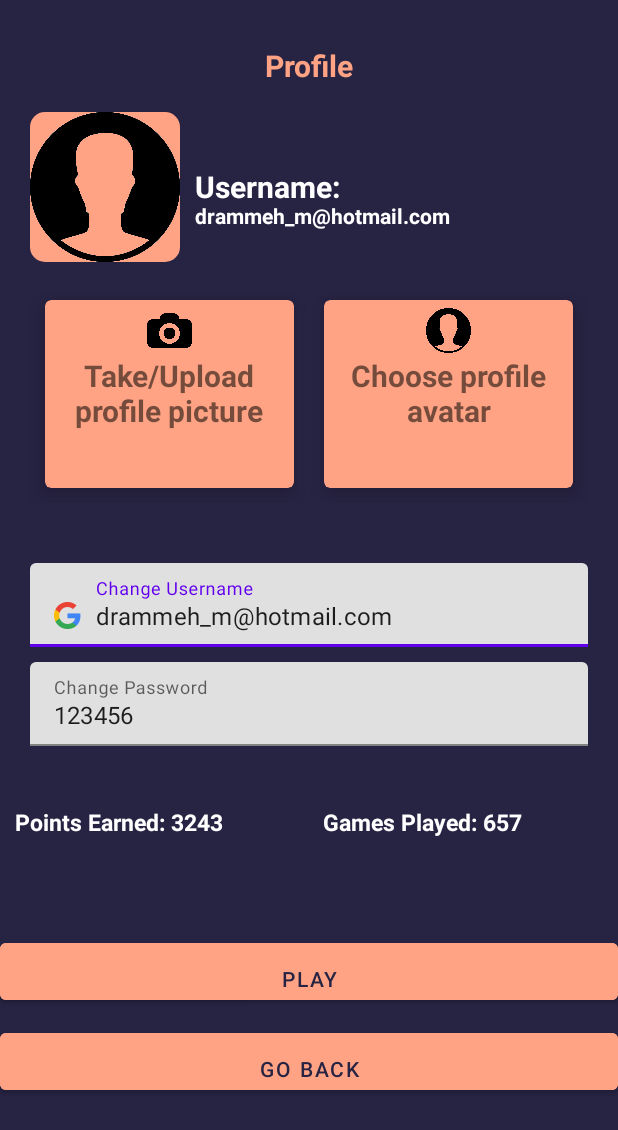
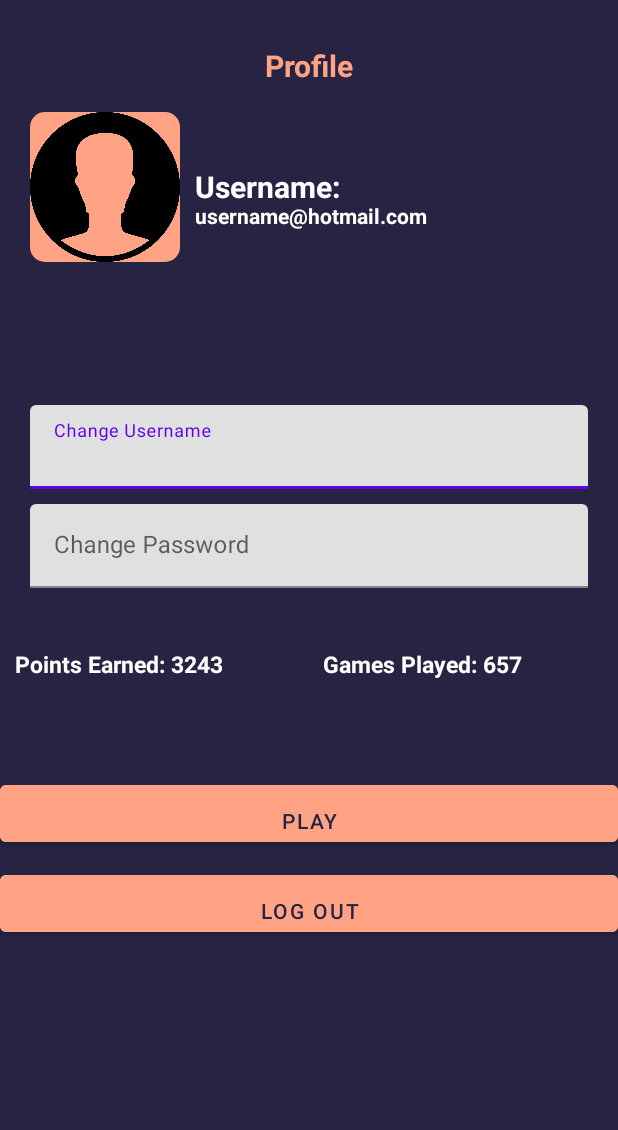
Before and after one commit to Saregard/module-306-a-team, an Android app: the ProfilePage screen opened directly, with no data from a screen before it, on a phone screen of 412 x 824 dp. Shown: the top 1130 px of the screen. Run offline under Robolectric (Android 15) with nearby library versions, the phone set to English and light mode, and no system bars; our stand-ins replace Firebase (no records; nobody signed in at launch, a user with empty details on screens opened directly).

Commit message:
hotfix: login and profilepage

```diff
--- a/app/src/main/java/se/linerotech/quizkampen/CreateAccount.kt
+++ b/app/src/main/java/se/linerotech/quizkampen/CreateAccount.kt
@@ -5,6 +5,7 @@ import androidx.appcompat.app.AppCompatActivity
 import android.os.Bundle
 import android.util.Log
 import android.widget.Toast
+import androidx.fragment.app.FragmentContainerView
 import com.google.firebase.auth.ktx.auth
 import com.google.firebase.ktx.Firebase
 import se.linerotech.quizkampen.databinding.ActivityCreateAccountBinding
--- a/app/src/main/res/layout/activity_create_account.xml
+++ b/app/src/main/res/layout/activity_create_account.xml
@@ -51,7 +51,7 @@
         android:paddingTop="14dp"/>
 
     <Button
-        android:id="@+id/goBack"
+        android:id="@+id/goBackToLoginScreen"
         android:layout_width="match_parent"
         android:layout_height="50dp"
         android:backgroundTint="#ffa384"
--- a/app/src/main/res/layout/activity_profile_page.xml
+++ b/app/src/main/res/layout/activity_profile_page.xml
@@ -16,7 +16,7 @@
             android:layout_width="match_parent"
             android:layout_height="wrap_content"
             android:layout_marginTop="10dp"
-            android:text="Profile"
+            android:text="@string/profile"
             android:textAlignment="center"
             android:textColor="#ffa384"
             android:textSize="20sp"
@@ -34,7 +34,7 @@
             android:id="@+id/player_name"
             android:layout_width="wrap_content"
             android:layout_height="wrap_content"
-            android:text="Username:"
+            android:text="@string/username"
             android:textColor="#ffffff"
             android:textSize="20sp"
             android:textStyle="bold"
@@ -46,7 +46,7 @@
         <TextView
             android:layout_width="wrap_content"
             android:layout_height="wrap_content"
-            android:text="drammeh_m@hotmail.com"
+            android:text="username@hotmail.com"
             android:textColor="#ffffff"
             android:textSize="14sp"
             android:textStyle="bold"
@@ -59,86 +59,6 @@
     <LinearLayout
         android:layout_width="match_parent"
         android:layout_height="wrap_content"
-        android:padding="20dp"
-        android:layout_marginTop="-80dp">
-
-        <com.google.android.material.card.MaterialCardView
-            android:layout_width="0dp"
-            android:layout_height="125dp"
-            android:layout_weight="1"
-            app:cardBackgroundColor="#ffa384"
-            app:cardElevation="10dp"
-            android:layout_margin="10dp">
-
-            <RelativeLayout
-                android:layout_width="match_parent"
-                android:layout_height="match_parent"
-                android:padding="5dp">
-
-                <ImageView
-                    android:layout_width="30dp"
-                    android:layout_height="30dp"
-                    android:src="@drawable/camerablack"
-                    android:layout_centerHorizontal="true"/>
-
-                <TextView
-                    android:id="@+id/take_picture"
-                    android:layout_width="wrap_content"
-                    android:layout_height="wrap_content"
-                    android:text="Take/Upload profile picture"
-                    android:textAlignment="center"
-                    android:textSize="20sp"
-                    android:textStyle="bold"
-                    android:includeFontPadding="false"
-                    android:layout_centerInParent="true"/>
-
-
-
-            </RelativeLayout>
-
-        </com.google.android.material.card.MaterialCardView>
-
-        <com.google.android.material.card.MaterialCardView
-            android:layout_width="0dp"
-            android:layout_height="125dp"
-            android:layout_weight="1"
-            app:cardBackgroundColor="#ffa384"
-            app:cardElevation="10dp"
-            android:layout_margin="10dp">
-
-            <RelativeLayout
-                android:layout_width="match_parent"
-                android:layout_height="match_parent"
-                android:padding="5dp">
-
-                <ImageView
-                    android:layout_width="30dp"
-                    android:layout_height="30dp"
-                    android:src="@drawable/anonymusavatar"
-                    android:layout_centerHorizontal="true"/>
-
-                <TextView
-                    android:id="@+id/avatarchoice"
-                    android:layout_width="wrap_content"
-                    android:layout_height="wrap_content"
-                    android:text="Choose profile avatar"
-                    android:textAlignment="center"
-                    android:textSize="20sp"
-                    android:textStyle="bold"
-                    android:includeFontPadding="false"
-                    android:layout_centerInParent="true"/>
-
-
-
-            </RelativeLayout>
-
-        </com.google.android.material.card.MaterialCardView>
-
-    </LinearLayout>
-
-    <LinearLayout
-        android:layout_width="match_parent"
-        android:layout_height="wrap_content"
         android:orientation="vertical"
         android:padding="20dp">
 
@@ -146,14 +66,12 @@
             android:layout_width="match_parent"
             android:layout_height="wrap_content"
             android:layout_marginBottom="10dp"
-            android:hint="Change Username">
+            android:hint="@string/change_username">
 
             <com.google.android.material.textfield.TextInputEditText
                 android:layout_width="match_parent"
                 android:layout_height="wrap_content"
-                android:drawableStart="@drawable/googleg_standard_color_18"
-                android:drawablePadding="10dp"
-                android:text="drammeh_m@hotmail.com" />
+                android:drawablePadding="10dp" />
 
 
         </com.google.android.material.textfield.TextInputLayout>
@@ -162,13 +80,12 @@
             android:layout_width="match_parent"
             android:layout_height="wrap_content"
             android:layout_marginBottom="10dp"
-            android:hint="Change Password">
+            android:hint="@string/change_password">
 
             <com.google.android.material.textfield.TextInputEditText
                 android:layout_width="match_parent"
                 android:layout_height="wrap_content"
-                android:drawablePadding="10dp"
-                android:text="123456" />
+                android:drawablePadding="10dp" />
 
         </com.google.android.material.textfield.TextInputLayout>
     </LinearLayout>
@@ -216,12 +133,12 @@
         android:paddingTop="14dp"
         android:layout_marginTop="10dp" />
     <Button
-        android:id="@+id/go_back"
+        android:id="@+id/buttonLogOut"
         android:layout_width="match_parent"
         android:layout_height="50dp"
         android:backgroundTint="#ffa384"
         android:textColor="#272343"
-        android:text="@string/go_back"
+        android:text="@string/log_out"
         android:textAlignment="center"
         android:clickable="true"
         android:paddingTop="14dp"
--- a/app/src/main/res/values/strings.xml
+++ b/app/src/main/res/values/strings.xml
@@ -16,4 +16,9 @@
     <string name="sign_up">sign up</string>
     <string name="go_back">Go Back</string>
     <string name="play">Play</string>
+    <string name="profile">Profile</string>
+    <string name="username">Username:</string>
+    <string name="log_out">Log Out</string>
+    <string name="change_username">Change Username</string>
+    <string name="change_password">Change Password</string>
 </resources>
```
